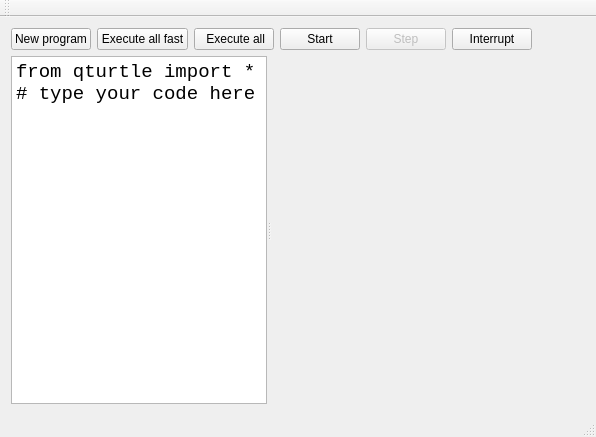
Old version of the form gui/MainWindow.ui in the repository maciekgajewski/the-snake-and-the-turtle.
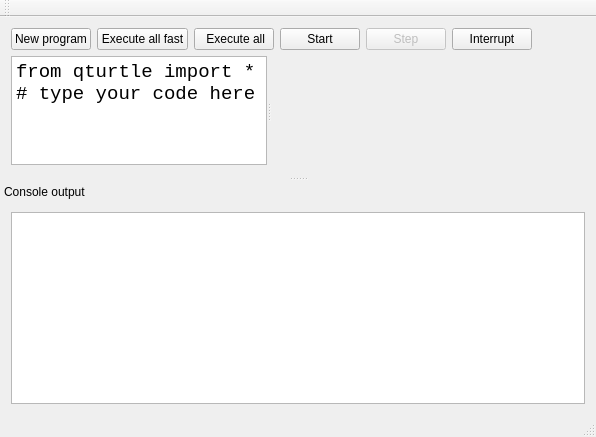
New version of the form. Custom widgets are drawn as their Qt base class.

Commit message: Stdout redirected, console output added

What changed in the file:
```diff
--- a/gui/MainWindow.ui
+++ b/gui/MainWindow.ui
@@ -140,6 +140,33 @@
    </attribute>
   </widget>
   <widget class="QStatusBar" name="statusBar"/>
+  <widget class="QDockWidget" name="dockWidget">
+   <property name="features">
+    <set>QDockWidget::DockWidgetMovable</set>
+   </property>
+   <property name="windowTitle">
+    <string>Console output</string>
+   </property>
+   <attribute name="dockWidgetArea">
+    <number>8</number>
+   </attribute>
+   <widget class="QWidget" name="dockWidgetContents">
+    <layout class="QHBoxLayout" name="horizontalLayout_2">
+     <item>
+      <widget class="QPlainTextEdit" name="consoleOutput">
+       <property name="readOnly">
+        <bool>true</bool>
+       </property>
+      </widget>
+     </item>
+    </layout>
+   </widget>
+  </widget>
+  <action name="actionExit">
+   <property name="text">
+    <string>Exit</string>
+   </property>
+  </action>
  </widget>
  <layoutdefault spacing="6" margin="11"/>
  <customwidgets>
```
The commit also changes 7 other files.
